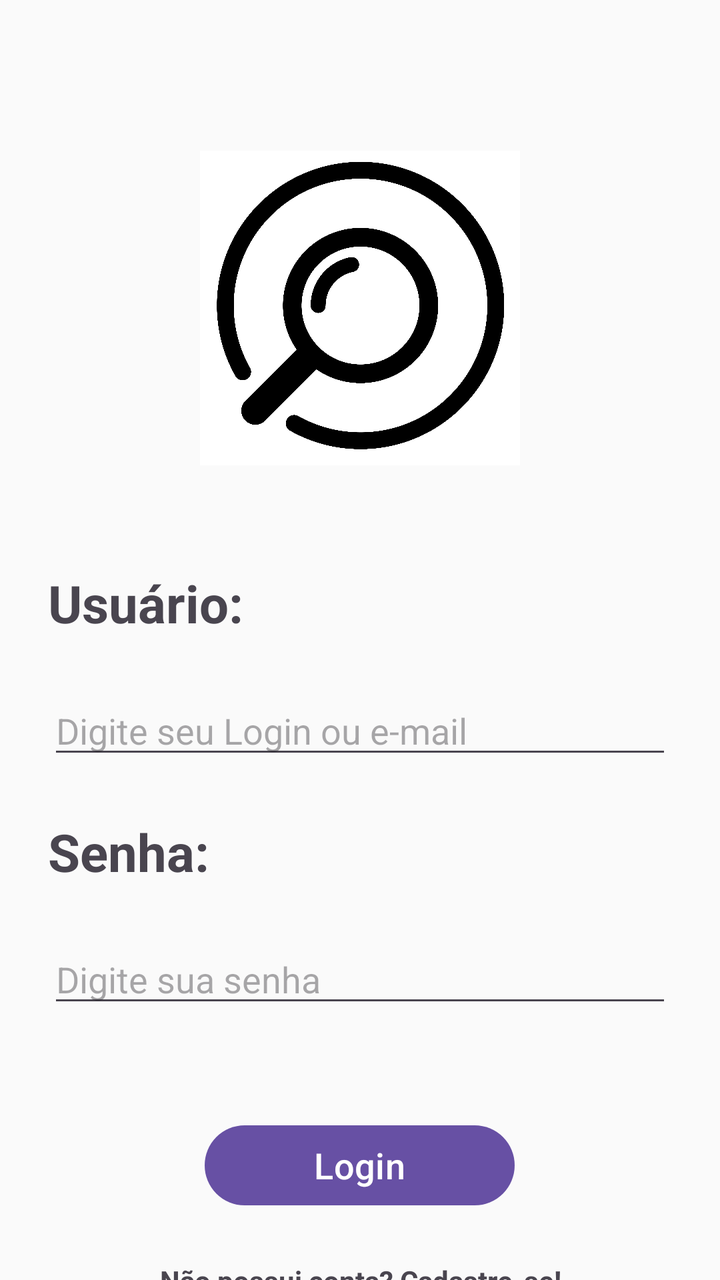
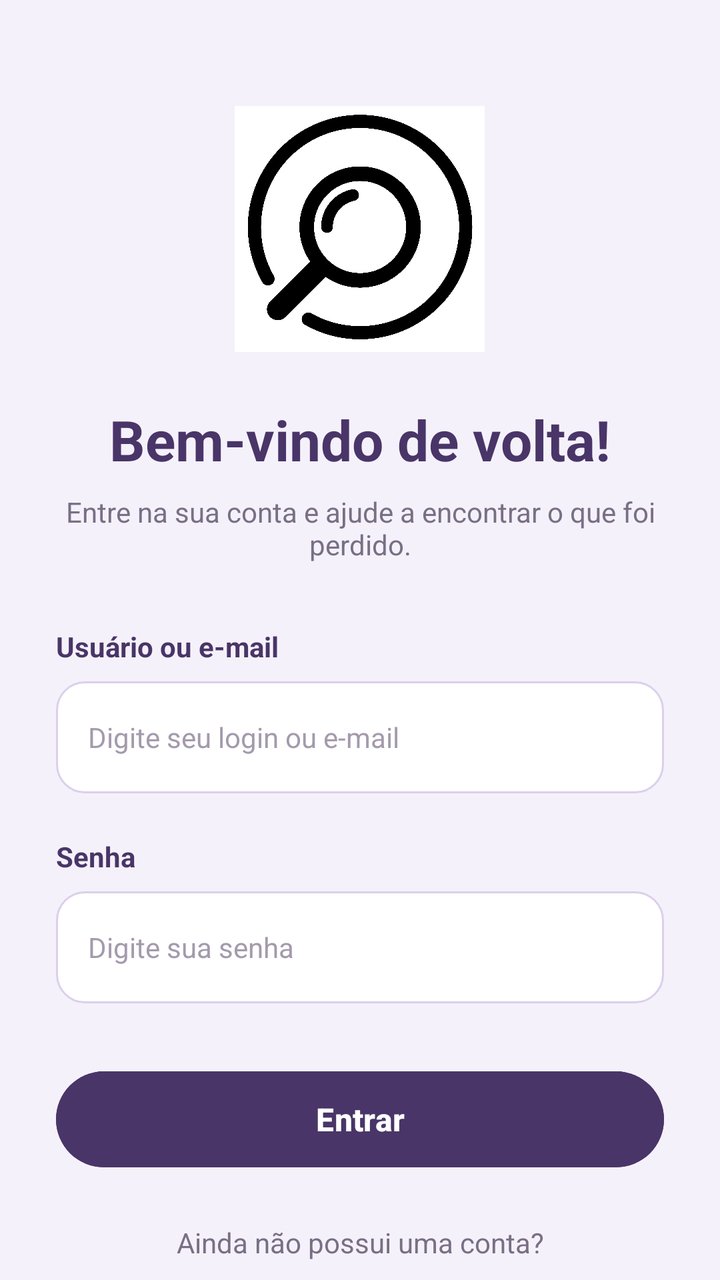

Screens rendered from an Android XML layout before and after an edit, with the pre-edit source and the edit as a unified diff.
<!-- AndroidManifest.xml: application theme Theme.ProjetoAchadosPerdidos -->
<!-- res/layout/tela_login.xml -->
<?xml version="1.0" encoding="utf-8"?>
<androidx.core.widget.NestedScrollView xmlns:android="http://schemas.android.com/apk/res/android"
    xmlns:app="http://schemas.android.com/apk/res-auto"
    xmlns:tools="http://schemas.android.com/tools"
    android:layout_width="match_parent"
    android:layout_height="match_parent"
    android:background="#FAFAFA"
    android:fitsSystemWindows="true"
    tools:context=".TelaLogin">

    <LinearLayout
        android:layout_width="match_parent"
        android:layout_height="wrap_content"
        android:orientation="vertical"
        android:padding="24dp">

        <ImageView
            android:layout_width="160dp"
            android:layout_height="160dp"
            android:layout_gravity="center"
            android:layout_marginBottom="50dp"
            android:layout_marginTop="50dp"
            android:src="@drawable/logo_app"/>

        <TextView
            android:layout_width="match_parent"
            android:layout_height="wrap_content"
            android:textStyle="bold"
            android:textSize="26sp"
            android:text="Usuário:"
            android:layout_marginBottom="24dp"/>

        <EditText
            android:id="@+id/editTextUsuario"
            android:layout_width="match_parent"
            android:layout_height="wrap_content"
            android:hint="Digite seu Login ou e-mail"
            android:inputType="text"
            android:layout_marginBottom="24dp"/>

        <TextView
            android:layout_width="match_parent"
            android:layout_height="wrap_content"
            android:textStyle="bold"
            android:textSize="26sp"
            android:text="Senha:"
            android:layout_marginBottom="24dp"/>

        <EditText
            android:id="@+id/editTextSenha"
            android:layout_width="match_parent"
            android:layout_height="wrap_content"
            android:hint="Digite sua senha"
            android:inputType="text"
            android:layout_marginBottom="50dp"/>

        <Button
            android:id="@+id/buttonLogin"
            android:layout_width="155sp"
            android:layout_height="wrap_content"
            android:layout_gravity="center"
            android:text="Login"
            android:textSize="18sp"
            android:layout_marginBottom="24dp" />

        <TextView
            android:layout_width="match_parent"
            android:layout_height="wrap_content"
            android:textStyle="bold"
            android:textAlignment="center"
            android:layout_gravity="center"
            android:text="Não possui conta? Cadastre-se!"/>

        <Button
            android:id="@+id/buttonCadastrar"
            android:layout_width="155sp"
            android:layout_height="wrap_content"
            android:layout_gravity="center"
            android:text="Cadastrar-se"
            android:textSize="18sp"
            android:layout_marginBottom="24dp"/>

    </LinearLayout>
</androidx.core.widget.NestedScrollView>
<!-- resources referenced by this layout -->
<resources>
  <!-- drawable logo_app: png bitmap (drawable, 271398 bytes) -->
  <style name="Theme.ProjetoAchadosPerdidos" parent="Base.Theme.ProjetoAchadosPerdidos" />
  <style name="Base.Theme.ProjetoAchadosPerdidos" parent="Theme.Material3.DayNight.NoActionBar">
          
          
      </style>
</resources>

<!-- the commit's change to res/layout/tela_login.xml (unified diff, before → after) -->
@@ -1,10 +1,12 @@
 <?xml version="1.0" encoding="utf-8"?>
-<androidx.core.widget.NestedScrollView xmlns:android="http://schemas.android.com/apk/res/android"
+<androidx.core.widget.NestedScrollView
+    xmlns:android="http://schemas.android.com/apk/res/android"
     xmlns:app="http://schemas.android.com/apk/res-auto"
     xmlns:tools="http://schemas.android.com/tools"
     android:layout_width="match_parent"
     android:layout_height="match_parent"
-    android:background="#FAFAFA"
+    android:background="#F5F1FA"
+    android:fillViewport="true"
     android:fitsSystemWindows="true"
     tools:context=".TelaLogin">
 
@@ -12,73 +14,128 @@
         android:layout_width="match_parent"
         android:layout_height="wrap_content"
         android:orientation="vertical"
-        android:padding="24dp">
+        android:gravity="center_horizontal"
+        android:paddingStart="28dp"
+        android:paddingEnd="28dp"
+        android:paddingTop="32dp"
+        android:paddingBottom="32dp">
 
+        
         <ImageView
-            android:layout_width="160dp"
-            android:layout_height="160dp"
-            android:layout_gravity="center"
-            android:layout_marginBottom="50dp"
-            android:layout_marginTop="50dp"
-            android:src="@drawable/logo_app"/>
+            android:layout_width="125dp"
+            android:layout_height="125dp"
+            android:layout_marginTop="20dp"
+            android:layout_marginBottom="24dp"
+            android:src="@drawable/logo_app"
+            android:scaleType="fitCenter"
+            android:contentDescription="Logo do aplicativo" />
+
+        
+        <TextView
+            android:layout_width="match_parent"
+            android:layout_height="wrap_content"
+            android:text="Bem-vindo de volta!"
+            android:textColor="#493568"
+            android:textSize="28sp"
+            android:textStyle="bold"
+            android:gravity="center"
+            android:layout_marginBottom="8dp"/>
 
         <TextView
             android:layout_width="match_parent"
             android:layout_height="wrap_content"
+            android:text="Entre na sua conta e ajude a encontrar o que foi perdido."
+            android:textColor="#796F85"
+            android:textSize="14sp"
+            android:gravity="center"
+            android:layout_marginBottom="32dp"/>
+
+        
+        <TextView
+            android:layout_width="match_parent"
+            android:layout_height="wrap_content"
+            android:text="Usuário ou e-mail"
+            android:textColor="#493568"
+            android:textSize="14sp"
             android:textStyle="bold"
-            android:textSize="26sp"
-            android:text="Usuário:"
-            android:layout_marginBottom="24dp"/>
+            android:layout_marginBottom="8dp"/>
 
         <EditText
             android:id="@+id/editTextUsuario"
             android:layout_width="match_parent"
-            android:layout_height="wrap_content"
-            android:hint="Digite seu Login ou e-mail"
+            android:layout_height="56dp"
+            android:background="@drawable/bg_geral"
+            android:hint="Digite seu login ou e-mail"
+            android:paddingStart="16dp"
+            android:paddingEnd="16dp"
+            android:textColor="#30283B"
+            android:textColorHint="#A49AAD"
+            android:textSize="14sp"
             android:inputType="text"
-            android:layout_marginBottom="24dp"/>
+            android:singleLine="true"
+            android:layout_marginBottom="22dp"/>
 
+        
         <TextView
             android:layout_width="match_parent"
             android:layout_height="wrap_content"
+            android:text="Senha"
+            android:textColor="#493568"
+            android:textSize="14sp"
             android:textStyle="bold"
-            android:textSize="26sp"
-            android:text="Senha:"
-            android:layout_marginBottom="24dp"/>
+            android:layout_marginBottom="8dp"/>
 
         <EditText
             android:id="@+id/editTextSenha"
             android:layout_width="match_parent"
-            android:layout_height="wrap_content"
+            android:layout_height="56dp"
+            android:background="@drawable/bg_geral"
             android:hint="Digite sua senha"
-            android:inputType="text"
-            android:layout_marginBottom="50dp"/>
+            android:paddingStart="16dp"
+            android:paddingEnd="16dp"
+            android:textColor="#30283B"
+            android:textColorHint="#A49AAD"
+            android:textSize="14sp"
+            android:inputType="textPassword"
+            android:singleLine="true"
+            android:layout_marginBottom="30dp"/>
 
+        
         <Button
             android:id="@+id/buttonLogin"
-            android:layout_width="155sp"
-            android:layout_height="wrap_content"
-            android:layout_gravity="center"
-            android:text="Login"
-            android:textSize="18sp"
-            android:layout_marginBottom="24dp" />
+            android:layout_width="match_parent"
+            android:layout_height="56dp"
+            android:text="Entrar"
+            android:textSize="16sp"
+            android:textStyle="bold"
+            android:textColor="#FFFFFF"
+            android:textAllCaps="false"
+            android:backgroundTint="#493568"
+            android:elevation="4dp"
+            android:layout_marginBottom="24dp"/>
 
+        
         <TextView
             android:layout_width="match_parent"
             android:layout_height="wrap_content"
-            android:textStyle="bold"
-            android:textAlignment="center"
-            android:layout_gravity="center"
-            android:text="Não possui conta? Cadastre-se!"/>
+            android:text="Ainda não possui uma conta?"
+            android:textColor="#796F85"
+            android:textSize="14sp"
+            android:gravity="center"
+            android:layout_marginBottom="10dp"/>
 
         <Button
             android:id="@+id/buttonCadastrar"
-            android:layout_width="155sp"
-            android:layout_height="wrap_content"
-            android:layout_gravity="center"
-            android:text="Cadastrar-se"
-            android:textSize="18sp"
-            android:layout_marginBottom="24dp"/>
+            android:layout_width="match_parent"
+            android:layout_height="52dp"
+            android:text="Criar minha conta"
+            android:textSize="15sp"
+            android:textStyle="bold"
+            android:textColor="#493568"
+            android:textAllCaps="false"
+            android:backgroundTint="#DCCFEB"
+            android:layout_marginBottom="12dp"/>
 
     </LinearLayout>
+
 </androidx.core.widget.NestedScrollView>
<!-- resource entries referenced after the edit -->
@@ -1,5 +1,23 @@
 <!-- resources referenced by this layout -->
 <resources>
+  <!-- drawable bg_geral (drawable) -->
+  <?xml version="1.0" encoding="utf-8"?>
+  <shape xmlns:android="http://schemas.android.com/apk/res/android"
+      android:shape="rectangle">
+  
+      <solid android:color="#FFFFFF"/>
+  
+      <corners android:radius="14dp"/>
+  
+      <stroke
+          android:width="1dp"
+          android:color="#DCCFEB"/>
+  
+      <padding
+          android:left="4dp"
+          android:right="4dp"/>
+  
+  </shape>
   <!-- drawable logo_app: png bitmap (drawable, 271398 bytes) -->
   <style name="Theme.ProjetoAchadosPerdidos" parent="Base.Theme.ProjetoAchadosPerdidos" />
   <style name="Base.Theme.ProjetoAchadosPerdidos" parent="Theme.Material3.DayNight.NoActionBar">
